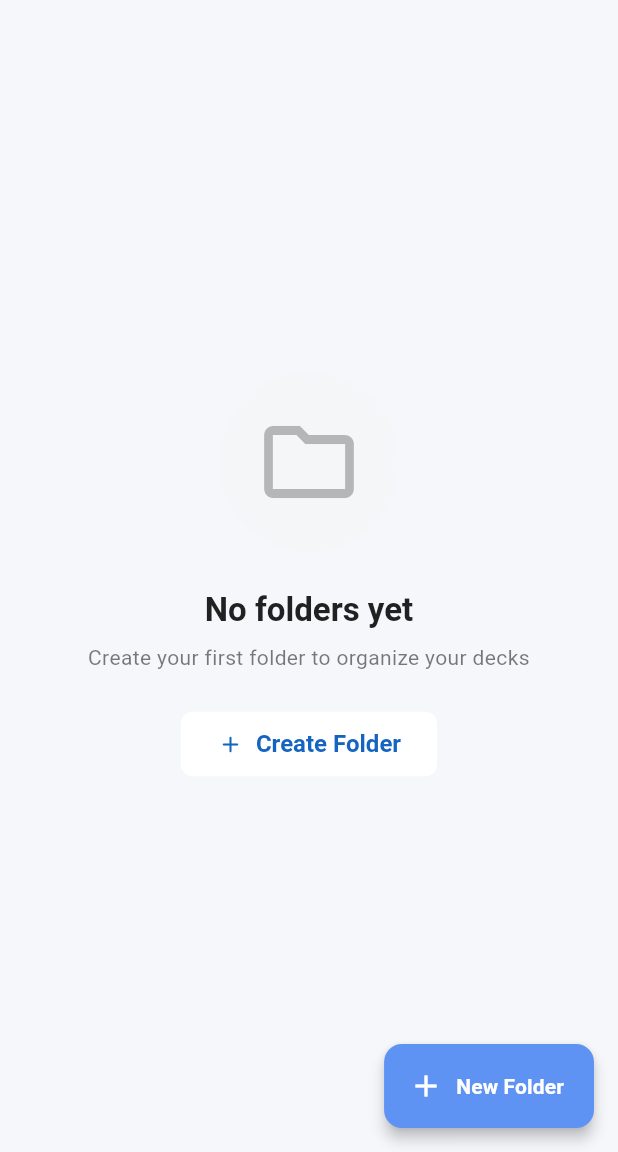
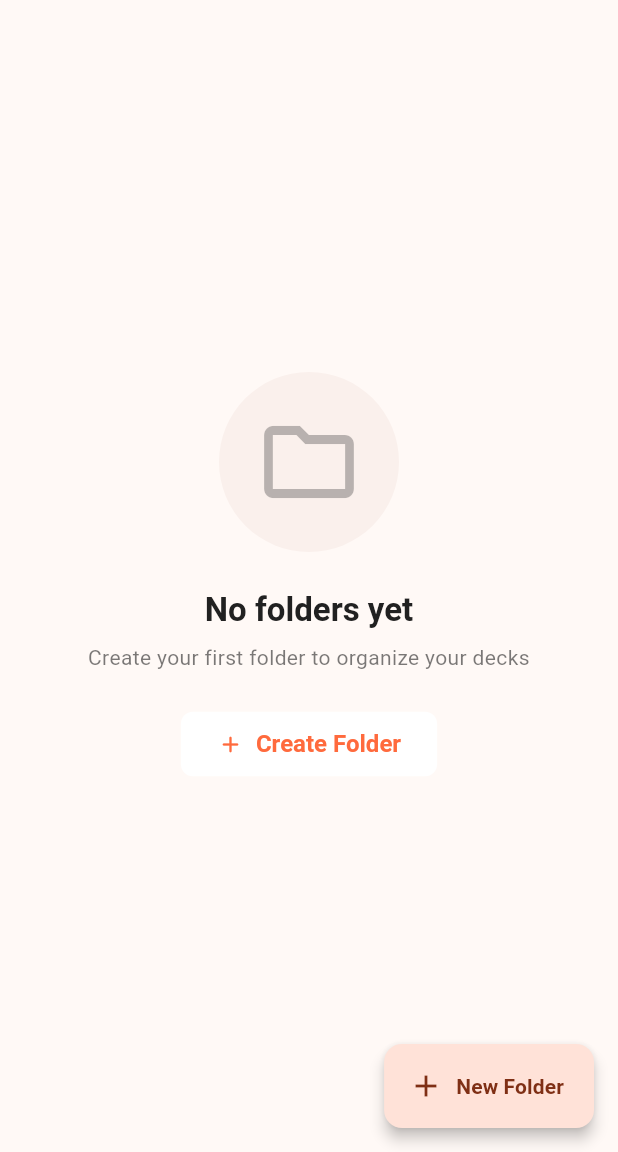
Before and after one commit to ntgptit/flash_mastery, a Flutter app: the screen it shows after launch, on a phone screen of 412 x 824 dp, the part 84-1236 px from its top. Run offline on Flutter 3.47's test engine with Material 3 defaults, Android fonts, the phone set to English and light mode, and no system bars; our stand-ins replace dartz, dio, equatable, flutter_riverpod, freezed_annotation, go_router and 1 more; generated files the repository leaves out were written again.

Commit message:
feat: Enhance color scheme definitions for light and dark themes with additional color variants

```diff
--- a/lib/core/constants/theme/app_colors.dart
+++ b/lib/core/constants/theme/app_colors.dart
@@ -1,36 +1,94 @@
 import 'package:flutter/material.dart';
 
 /// Defines the primary brand color palette following Material 3 guidelines.
-/// You can tweak these values once your design guideline is finalized.
+/// Light palette follows brand seed; dark palette is anti-eye-strain (warm, low-glare).
 class AppColors {
   AppColors._(); // private constructor to prevent instantiation
 
-  // ==================== PRIMARY COLORS ====================
+  // ==================== PRIMARY COLORS (LIGHT) ====================
 
-  /// Main seed color for the ColorScheme (e.g. modern blue).
-  static const Color primary = Color(0xFF1565C0);
+  /// Main seed color for the ColorScheme (H?a tone).
+  static const Color primary = Color(0xFFFF6A3D);
 
-  /// Light variant of primary color
-  static const Color primaryLight = Color(0xFF5E92F3);
+  /// Light variant / container of primary color
+  static const Color primaryLight = Color(0xFFFFE2D8);
 
-  /// Dark variant of primary color
-  static const Color primaryDark = Color(0xFF003C8F);
+  /// Dark/on-container variant of primary
+  static const Color primaryDark = Color(0xFF7F2F15);
+
+  /// On primary color
+  static const Color onPrimary = Color(0xFFFFFFFF);
+
+  /// Color on top of primary container
+  static const Color onPrimaryContainer = Color(0xFF7F2F15);
+
+  // ==================== PRIMARY COLORS (DARK / ANTI-EYE-STRAIN) ====================
+
+  /// Dark theme primary (coral soft)
+  static const Color primaryDarkMode = Color(0xFFFF8A65);
+
+  /// On primary for dark theme
+  static const Color onPrimaryDarkMode = Color(0xFF3A1A12);
+
+  /// Primary container for dark theme
+  static const Color primaryContainerDark = Color(0xFF7A3F2D);
+
+  /// On primary container for dark theme
+  static const Color onPrimaryContainerDark = Color(0xFFFFD8CC);
 
   // ==================== SECONDARY COLORS ====================
 
-  /// Secondary accent color – can be used for icons, chips, etc.
-  static const Color secondary = Color(0xFF00BFA5);
+  /// Secondary accent color (light)
+  static const Color secondary = Color(0xFFFF9F6E);
 
   /// Light variant of secondary color
-  static const Color secondaryLight = Color(0xFF5DF2D6);
+  static const Color secondaryLight = Color(0xFFFFC9AE);
 
   /// Dark variant of secondary color
-  static const Color secondaryDark = Color(0xFF008E76);
+  static const Color secondaryDark = Color(0xFF9F5536);
+
+  /// Secondary (dark theme)
+  static const Color secondaryDarkMode = Color(0xFFFFAF87);
+
+  /// On secondary (dark theme)
+  static const Color onSecondaryDarkMode = Color(0xFF3A1A12);
+
+  /// Secondary container (dark theme)
+  static const Color secondaryContainerDark = Color(0xFF7A4A32);
+
+  /// On secondary container (dark theme)
+  static const Color onSecondaryContainerDark = Color(0xFFFFD8CC);
+
+  // ==================== TERTIARY COLORS ====================
+
+  /// Tertiary color (light)
+  static const Color tertiary = Color(0xFFE75461);
+
+  /// On tertiary color (light)
+  static const Color onTertiary = Color(0xFFFFFFFF);
+
+  /// Tertiary (dark theme)
+  static const Color tertiaryDarkMode = Color(0xFFFF6F7D);
+
+  /// On tertiary (dark theme)
+  static const Color onTertiaryDarkMode = Color(0xFF3A1A12);
+
+  /// Tertiary container (dark theme)
+  static const Color tertiaryContainerDark = Color(0xFF7A2F3A);
+
+  /// On tertiary container (dark theme)
+  static const Color onTertiaryContainerDark = Color(0xFFFFD8CC);
 
   // ==================== SEMANTIC COLORS ====================
 
   /// Error color for error states and messages
   static const Color error = Color(0xFFD32F2F);
+
+  /// Error color for dark theme
+  static const Color errorDark = Color(0xFFFF6F6F);
+
+  /// On error for dark theme
+  static const Color onErrorDark = Color(0xFF3A1A12);
 
   /// Warning color for warnings
   static const Color warning = Color(0xFFF57C00);
@@ -50,16 +108,22 @@ class AppColors {
   static const Color black = Color(0xFF000000);
 
   /// Light background color
-  static const Color backgroundLight = Color(0xFFF5F7FB);
+  static const Color backgroundLight = Color(0xFFFFF9F6);
 
-  /// Dark background color
-  static const Color backgroundDark = Color(0xFF121212);
+  /// Dark background color (anti-eye-strain)
+  static const Color backgroundDark = Color(0xFF121110);
 
   /// Surface color for cards, sheets, app bars (light mode)
-  static const Color surface = Colors.white;
+  static const Color surface = Color(0xFFFFFFFF);
 
-  /// Surface color for dark mode
-  static const Color surfaceDark = Color(0xFF1E1E1E);
+  /// Surface variant for light mode
+  static const Color surfaceVariant = Color(0xFFF5E7E2);
+
+  /// Surface color for dark mode (warm gray)
+  static const Color surfaceDark = Color(0xFF1C1B1A);
+
+  /// Surface variant for dark mode (deep warm)
+  static const Color surfaceVariantDark = Color(0xFF2B2928);
 
   // ==================== GREY SCALE ====================
 
@@ -113,7 +177,10 @@ class AppColors {
   static const Color divider = Color(0xFFE0E0E0);
 
   /// Border color
-  static const Color border = Color(0xFFE0E0E0);
+  static const Color border = Color(0xFFD2B9B0);
+
+  /// Outline color for dark surfaces
+  static const Color outlineDark = Color(0xFF8C756B);
 
   // ==================== OVERLAY COLORS ====================
 
--- a/lib/core/theme/app_theme.dart
+++ b/lib/core/theme/app_theme.dart
@@ -61,30 +61,40 @@ class AppTheme {
 
   static const ColorScheme _lightColorScheme = ColorScheme.light(
     primary: AppColors.primary,
-    onPrimary: AppColors.white,
+    onPrimary: AppColors.onPrimary,
     primaryContainer: AppColors.primaryLight,
+    onPrimaryContainer: AppColors.onPrimaryContainer,
     secondary: AppColors.secondary,
-    onSecondary: AppColors.white,
+    onSecondary: AppColors.onPrimary,
     secondaryContainer: AppColors.secondaryLight,
+    onSecondaryContainer: AppColors.primaryDark,
+    tertiary: AppColors.tertiary,
+    onTertiary: AppColors.onTertiary,
     error: AppColors.error,
     onError: AppColors.white,
-    surface: AppColors.white,
+    surface: AppColors.surface,
     onSurface: AppColors.textPrimary,
-    surfaceContainerHighest: AppColors.grey100,
+    outline: AppColors.border,
+    surfaceContainerHighest: AppColors.surfaceVariant,
   );
 
   static const ColorScheme _darkColorScheme = ColorScheme.dark(
-    primary: AppColors.primary,
-    onPrimary: AppColors.white,
-    primaryContainer: AppColors.primaryDark,
-    secondary: AppColors.secondary,
-    onSecondary: AppColors.white,
-    secondaryContainer: AppColors.secondaryDark,
-    error: AppColors.error,
-    onError: AppColors.white,
+    primary: AppColors.primaryDarkMode,
+    onPrimary: AppColors.onPrimaryDarkMode,
+    primaryContainer: AppColors.primaryContainerDark,
+    onPrimaryContainer: AppColors.onPrimaryContainerDark,
+    secondary: AppColors.secondaryDarkMode,
+    onSecondary: AppColors.onSecondaryDarkMode,
+    secondaryContainer: AppColors.secondaryContainerDark,
+    onSecondaryContainer: AppColors.onSecondaryContainerDark,
+    tertiary: AppColors.tertiaryDarkMode,
+    onTertiary: AppColors.onTertiaryDarkMode,
+    error: AppColors.errorDark,
+    onError: AppColors.onErrorDark,
     surface: AppColors.surfaceDark,
     onSurface: AppColors.white,
-    surfaceContainerHighest: AppColors.grey800,
+    outline: AppColors.outlineDark,
+    surfaceContainerHighest: AppColors.surfaceVariantDark,
   );
 
   // ==================== APP BAR THEMES ====================
```
